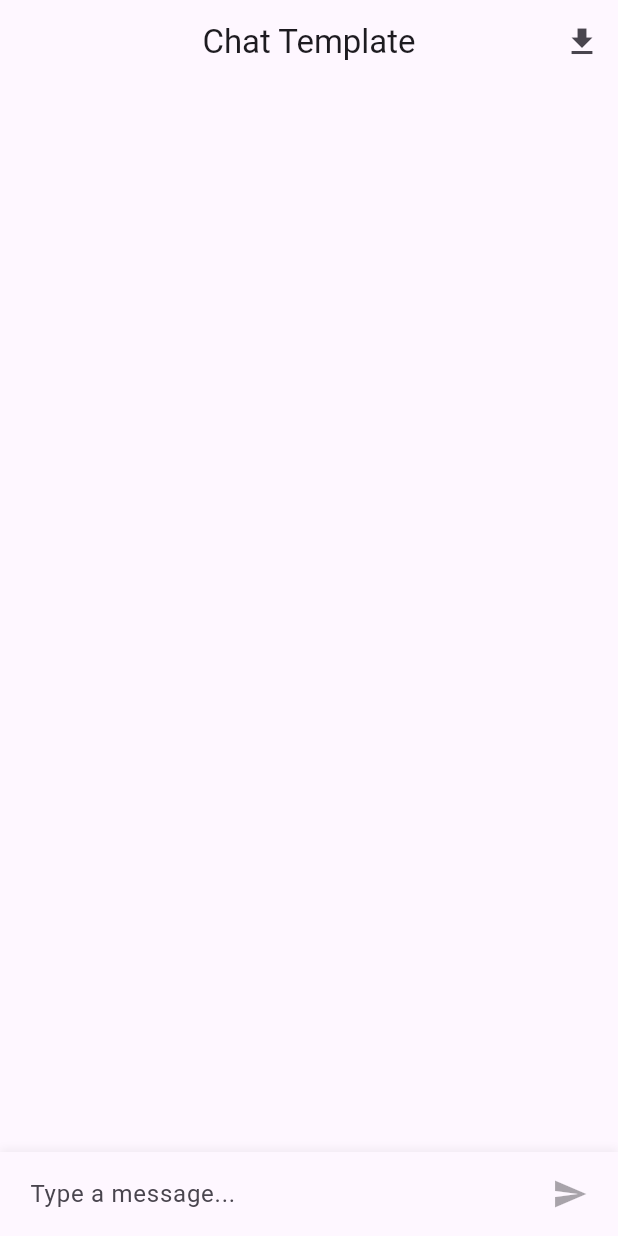
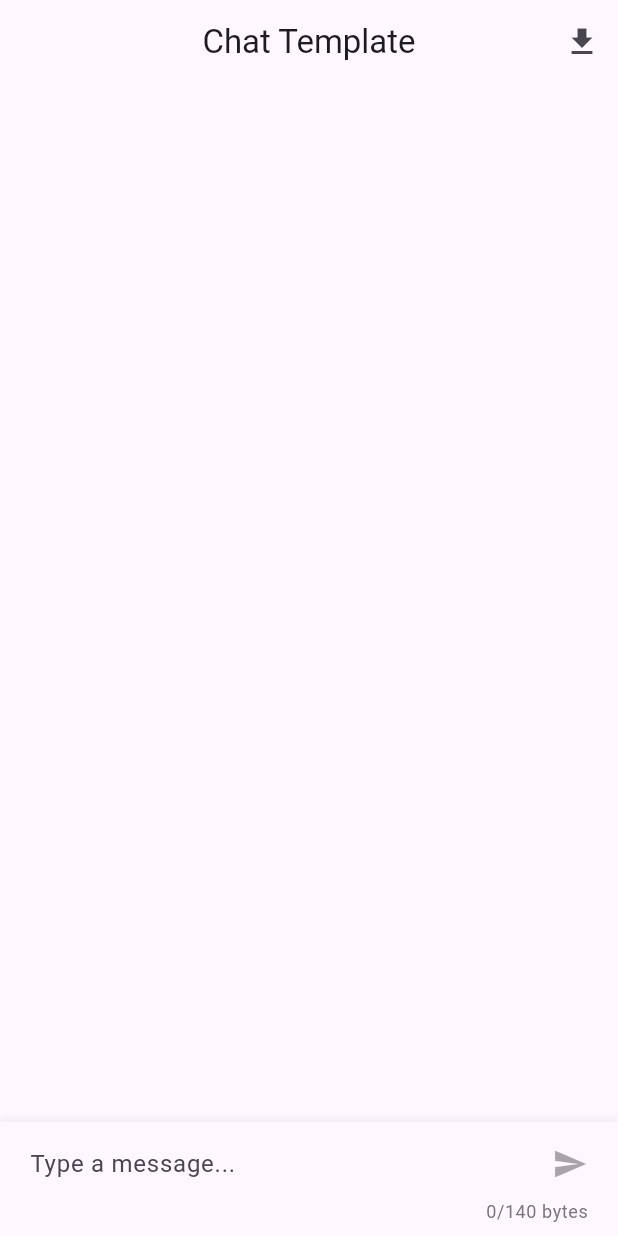
Before and after one commit to wel97459/OSMCore, a Flutter app: the screen it shows after launch, on a phone screen of 412 x 824 dp. Run offline on Flutter 3.47's test engine with Material 3 defaults, Android fonts, the phone set to English and light mode, and no system bars; our stand-ins replace font_awesome_flutter.

Commit message:
feat(ui): Add byte counter UI to ChatInput

```diff
--- a/lib/widgets/chat_input.dart
+++ b/lib/widgets/chat_input.dart
@@ -97,6 +97,20 @@ class _ChatInputState extends State<ChatInput> {
                 ),
               ],
             ),
+            Padding(
+              padding: const EdgeInsets.only(left: 12, right: 12, bottom: 4),
+              child: Row(
+                mainAxisAlignment: MainAxisAlignment.end,
+                children: [
+                  Text(
+                    '$_currentBytes/$_maxBytes bytes',
+                    style: theme.textTheme.bodySmall?.copyWith(
+                      color: theme.colorScheme.outline,
+                    ),
+                  ),
+                ],
+              ),
+            ),
           ],
         ),
       ),
```
Also changed, not shown: 1 other file.
